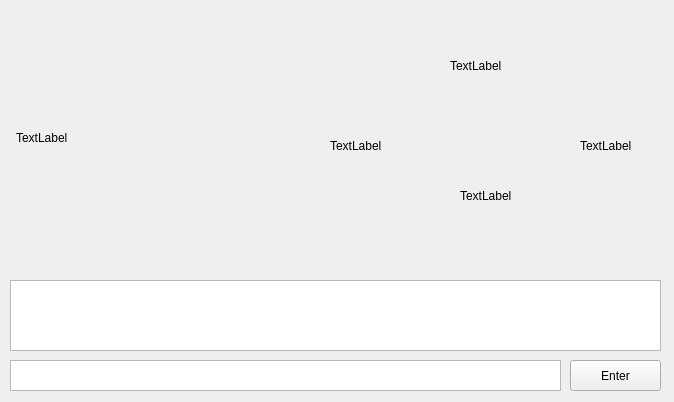
First picture: the form in mainwindow.ui, repository ChrisMul-97/TestingQT, before the edit.
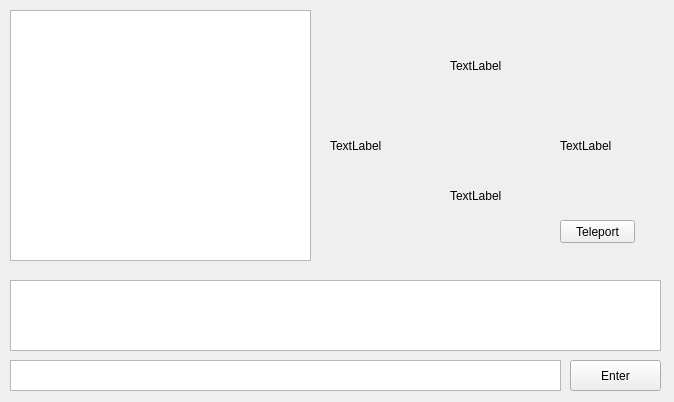
Second picture: the form after the edit. Custom widgets are drawn as their Qt base class.

Patch:
```diff
--- a/mainwindow.ui
+++ b/mainwindow.ui
@@ -40,7 +40,7 @@
    <widget class="ClickableLabel" name="labelRight">
     <property name="geometry">
      <rect>
-      <x>580</x>
+      <x>560</x>
       <y>110</y>
       <width>71</width>
       <height>71</height>
@@ -53,7 +53,7 @@
    <widget class="ClickableLabel" name="labelDown">
     <property name="geometry">
      <rect>
-      <x>460</x>
+      <x>450</x>
       <y>160</y>
       <width>71</width>
       <height>71</height>
@@ -76,19 +76,6 @@
      <string>TextLabel</string>
     </property>
    </widget>
-   <widget class="QLabel" name="labelRoomImage">
-    <property name="geometry">
-     <rect>
-      <x>16</x>
-      <y>12</y>
-      <width>281</width>
-      <height>251</height>
-     </rect>
-    </property>
-    <property name="text">
-     <string>TextLabel</string>
-    </property>
-   </widget>
    <widget class="QTextEdit" name="textEdit">
     <property name="geometry">
      <rect>
@@ -118,6 +105,29 @@
      <string>Enter</string>
     </property>
    </widget>
+   <widget class="QGraphicsView" name="graphicsView">
+    <property name="geometry">
+     <rect>
+      <x>10</x>
+      <y>10</y>
+      <width>301</width>
+      <height>251</height>
+     </rect>
+    </property>
+   </widget>
+   <widget class="QPushButton" name="pushButtonTeleport">
+    <property name="geometry">
+     <rect>
+      <x>560</x>
+      <y>220</y>
+      <width>75</width>
+      <height>23</height>
+     </rect>
+    </property>
+    <property name="text">
+     <string>Teleport</string>
+    </property>
+   </widget>
   </widget>
  </widget>
  <layoutdefault spacing="6" margin="11"/>
```
